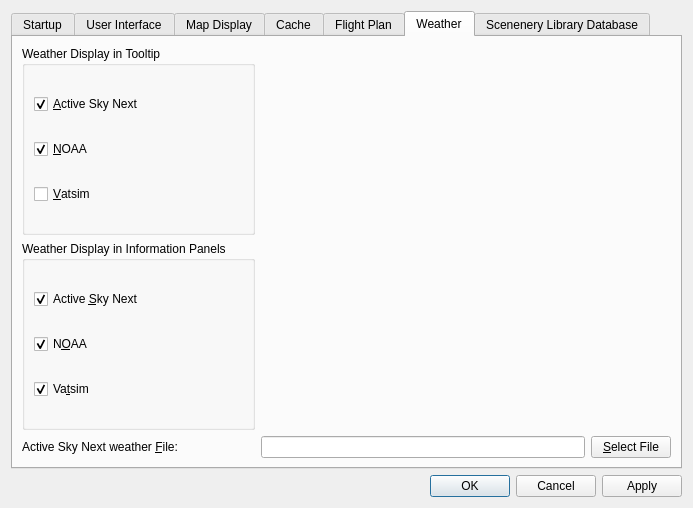
The window that src/options/options.ui (albar965/littlenavmap) describes before a commit, drawn with Qt 5.
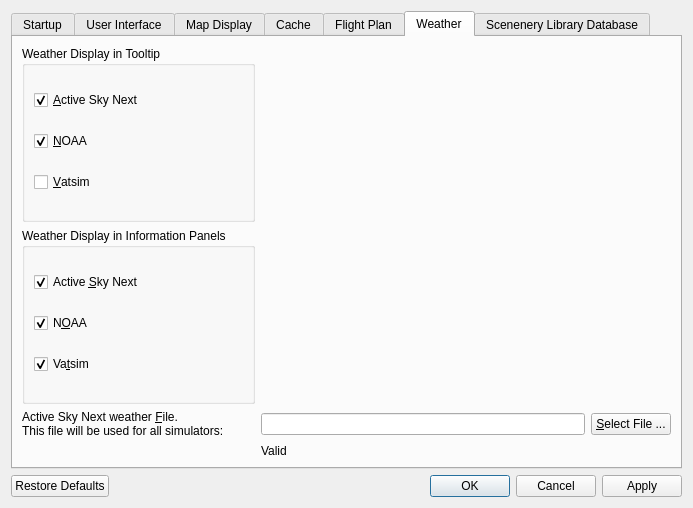
The same window after the commit. The open tabs and pages were chosen to show the change.

Commit message: Added ASN support in options.

The edit to the form file:
```diff
--- a/src/options/options.ui
+++ b/src/options/options.ui
@@ -728,10 +728,10 @@
        <item row="2" column="1">
         <widget class="QLineEdit" name="lineEditOptionsWeatherAsnPath"/>
        </item>
-       <item row="2" column="2">
+       <item row="2" column="3">
         <widget class="QPushButton" name="pushButtonOptionsWeatherAsnPathSelect">
          <property name="text">
-          <string>&amp;Select File</string>
+          <string>&amp;Select File ...</string>
          </property>
         </widget>
        </item>
@@ -774,13 +774,27 @@
        <item row="2" column="0">
         <widget class="QLabel" name="labelOptionsWeatherAsnPath">
          <property name="text">
-          <string>Active Sky Next weather &amp;File:</string>
+          <string>Active Sky Next weather &amp;File.
+This file will be used for all simulators:</string>
          </property>
          <property name="buddy">
           <cstring>lineEditOptionsWeatherAsnPath</cstring>
          </property>
         </widget>
        </item>
+       <item row="3" column="1">
+        <widget class="QLabel" name="labelOptionsWeatherAsnPathState">
+         <property name="sizePolicy">
+          <sizepolicy hsizetype="Preferred" vsizetype="Fixed">
+           <horstretch>0</horstretch>
+           <verstretch>0</verstretch>
+          </sizepolicy>
+         </property>
+         <property name="text">
+          <string>Valid</string>
+         </property>
+        </widget>
+       </item>
       </layout>
      </widget>
      <widget class="QWidget" name="tabOptionsDatabase">
@@ -908,7 +922,7 @@
       <enum>Qt::Horizontal</enum>
      </property>
      <property name="standardButtons">
-      <set>QDialogButtonBox::Apply|QDialogButtonBox::Cancel|QDialogButtonBox::Ok</set>
+      <set>QDialogButtonBox::Apply|QDialogButtonBox::Cancel|QDialogButtonBox::Ok|QDialogButtonBox::RestoreDefaults</set>
      </property>
     </widget>
    </item>
```
Left out of the diff: 75 changed lines with no effect on the pictures. The commit also changes 10 other files.
